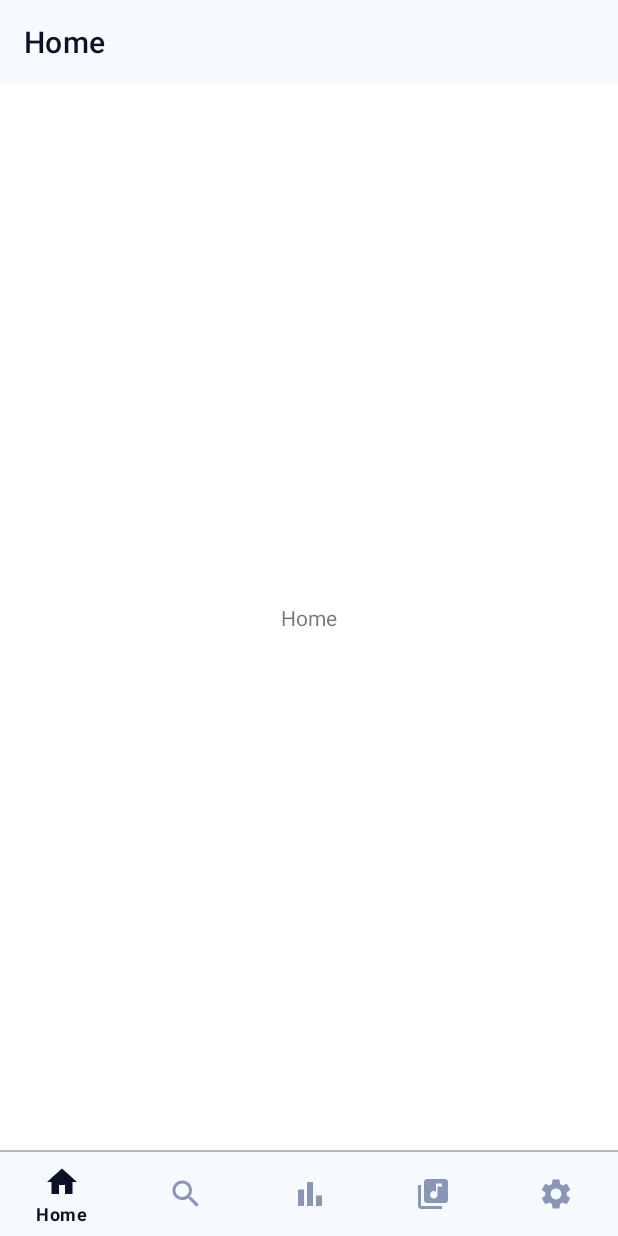
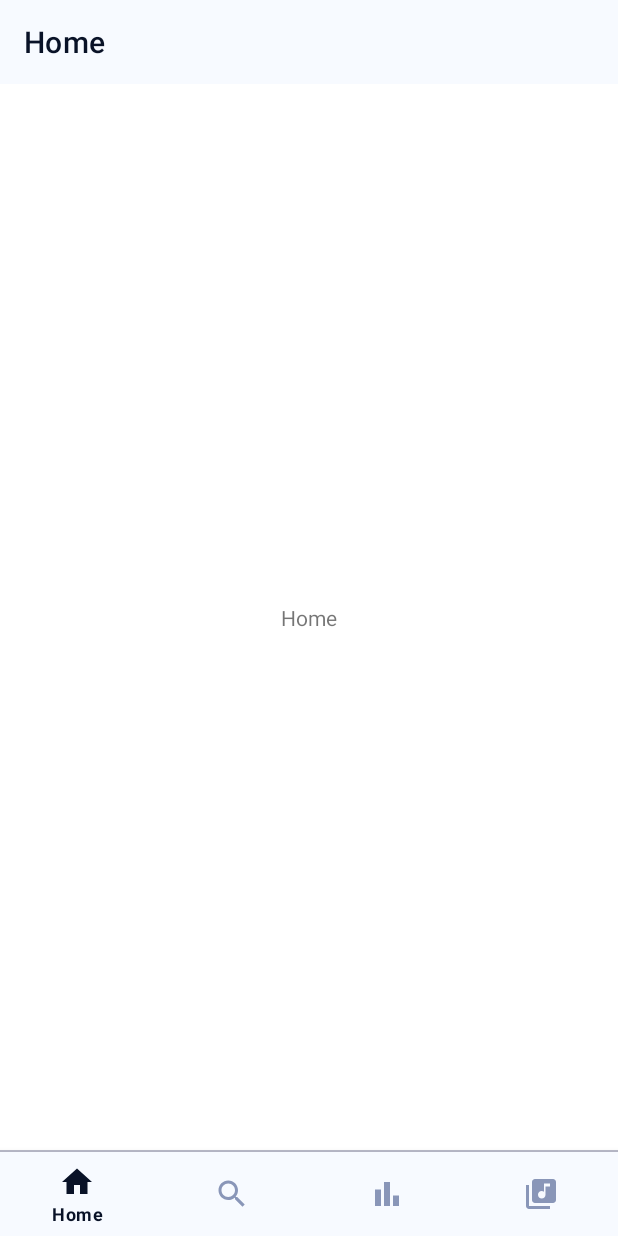
Before and after one commit to june041996/Music-Player, an Android app: the screen it shows after launch (MainActivity), on a phone screen of 412 x 824 dp. Run offline under Robolectric (Android 15) with nearby library versions, the light colour scheme and no system bars; our stand-ins replace navigation-ui.

Commit message:
Rin create BottomNav, drawer and Theme

```diff
--- a/app/src/main/java/com/example/musicplayer/activity/MainActivity.kt
+++ b/app/src/main/java/com/example/musicplayer/activity/MainActivity.kt
@@ -2,6 +2,8 @@ package com.example.musicplayer.activity
 
 import androidx.appcompat.app.AppCompatActivity
 import android.os.Bundle
+import android.view.MenuItem
+import androidx.appcompat.app.ActionBarDrawerToggle
 import androidx.navigation.NavController
 import androidx.navigation.fragment.NavHostFragment
 import androidx.navigation.ui.AppBarConfiguration
@@ -33,12 +35,15 @@ class MainActivity : AppCompatActivity() {
                 R.id.searchFragment,
                 R.id.rankFragment,
                 R.id.libraryFragment,
-                R.id.settingFragment
             )
         )
 
         setupActionBarWithNavController(navController, appBarConfig)
-        binding.bnvMain.setupWithNavController(navController)
+
+        binding.apply {
+            bnvMain.setupWithNavController(navController)
+            navView.setupWithNavController(navController)
+        }
     }
 
     override fun onSupportNavigateUp(): Boolean {
--- /dev/null
+++ b/app/src/main/res/drawable/drawer_image_circle.xml
@@ -0,0 +1,4 @@
+<?xml version="1.0" encoding="utf-8"?>
+<shape xmlns:android="http://schemas.android.com/apk/res/android">
+    <corners android:radius="50dp" />
+</shape>
--- a/app/src/main/res/layout/activity_main.xml
+++ b/app/src/main/res/layout/activity_main.xml
@@ -1,10 +1,15 @@
 <?xml version="1.0" encoding="utf-8"?>
-<androidx.constraintlayout.widget.ConstraintLayout xmlns:android="http://schemas.android.com/apk/res/android"
+<androidx.drawerlayout.widget.DrawerLayout xmlns:android="http://schemas.android.com/apk/res/android"
     xmlns:app="http://schemas.android.com/apk/res-auto"
     xmlns:tools="http://schemas.android.com/tools"
     android:layout_width="match_parent"
     android:layout_height="match_parent"
+    android:id="@+id/drawer_layout"
     tools:context=".activity.MainActivity">
+
+    <androidx.constraintlayout.widget.ConstraintLayout
+        android:layout_width="match_parent"
+        android:layout_height="match_parent">
 
         <androidx.appcompat.widget.Toolbar
             android:id="@+id/toolbar"
@@ -51,3 +56,17 @@
             app:layout_constraintStart_toStartOf="parent"
             app:menu="@menu/bottom_nav_menu" />
     </androidx.constraintlayout.widget.ConstraintLayout>
+
+    <com.google.android.material.navigation.NavigationView
+        android:id="@+id/nav_view"
+        android:layout_width="wrap_content"
+        android:layout_height="match_parent"
+        android:layout_gravity="start"
+        android:background="?attr/background_color"
+        app:menu="@menu/drawer_menu"
+        app:itemIconTint="@color/select_bottom_nav"
+        app:itemTextColor="@color/select_bottom_nav"
+        app:headerLayout="@layout/drawer_header"
+        android:fitsSystemWindows="true"
+        />
+</androidx.drawerlayout.widget.DrawerLayout>
--- a/app/src/main/res/menu/bottom_nav_menu.xml
+++ b/app/src/main/res/menu/bottom_nav_menu.xml
@@ -20,9 +20,4 @@
         android:icon="@drawable/ic_library_music"
         android:title="Library" />
 
-    <item
-        android:id="@+id/settingFragment"
-        android:icon="@drawable/ic_settings"
-        android:title="Setting" />
-
 </menu>
--- /dev/null
+++ b/app/src/main/res/menu/drawer_menu.xml
@@ -0,0 +1,7 @@
+<?xml version="1.0" encoding="utf-8"?>
+<menu xmlns:android="http://schemas.android.com/apk/res/android">
+    <item
+        android:id="@+id/settingFragment"
+        android:icon="@drawable/ic_settings"
+        android:title="Setting" />
+</menu>
```
Also changed, not shown: app/src/main/res/layout/drawer_header.xml (added, +27 -0 lines). Lines whose indentation alone changed are shown as unchanged.
